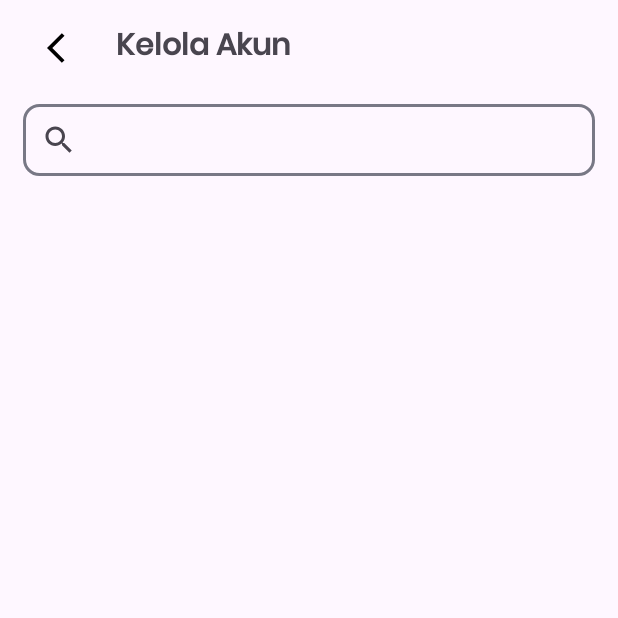
After one commit to Afaryn/AndroidProject_ImunisasiKu, an Android app: the KelolaAkun screen opened directly, with no data from a screen before it, on a phone screen of 412 x 824 dp, the top half of it. The commit adds this screen. Run offline under Robolectric (Android 15) with nearby library versions, the phone set to English and light mode, and no system bars.

Commit message:
UI admin Kelola akun

```diff
--- a/app/src/main/AndroidManifest.xml
+++ b/app/src/main/AndroidManifest.xml
@@ -12,6 +12,9 @@
         android:supportsRtl="true"
         android:theme="@style/Theme.ImunisasiKu"
         tools:targetApi="31">
+        <activity
+            android:name=".admin.ui.KelolaAkun"
+            android:exported="false" />
         <activity
             android:name=".admin.ui.TambahImunisasi"
             android:exported="false" />
@@ -29,7 +32,7 @@
         </activity>
         <activity
             android:name=".MainActivity"
-            android:exported="true"></activity>
+            android:exported="true" />
     </application>
 
 </manifest>
--- a/app/src/main/java/com/afaryn/imunisasiku/admin/ui/HomeAdminActivity.kt
+++ b/app/src/main/java/com/afaryn/imunisasiku/admin/ui/HomeAdminActivity.kt
@@ -13,10 +13,16 @@ class HomeAdminActivity : AppCompatActivity() {
         setContentView(binding.root)
 
         binding.CvImunisasi.setOnClickListener{moveToImunization()}
+        binding.CvAkun.setOnClickListener{moveToKelAkun()}
     }
 
     private fun moveToImunization(){
         val intent = Intent(this,KelolaImunisasi::class.java)
         startActivity(intent)
     }
+
+    private fun moveToKelAkun(){
+        val intent = Intent(this, KelolaAkun::class.java)
+        startActivity(intent)
+    }
 }
--- /dev/null
+++ b/app/src/main/java/com/afaryn/imunisasiku/admin/ui/KelolaAkun.kt
@@ -0,0 +1,25 @@
+@file:Suppress("DEPRECATION")
+
+package com.afaryn.imunisasiku.admin.ui
+
+import androidx.appcompat.app.AppCompatActivity
+import android.os.Bundle
+import com.afaryn.imunisasiku.R
+import com.afaryn.imunisasiku.databinding.ActivityKelolaAkunBinding
+
+class KelolaAkun : AppCompatActivity() {
+
+    private lateinit var binding:ActivityKelolaAkunBinding
+    override fun onCreate(savedInstanceState: Bundle?) {
+        super.onCreate(savedInstanceState)
+        binding=ActivityKelolaAkunBinding.inflate(layoutInflater)
+        setContentView(binding.root)
+
+        toolbar()
+    }
+
+    private fun toolbar(){
+        binding.include.tvToolbar.text="Kelola Akun"
+        binding.include.btnBack.setOnClickListener{onBackPressed()}
+    }
+}
--- a/app/src/main/res/drawable/bg_circle_grey.xml
+++ b/app/src/main/res/drawable/bg_circle_grey.xml
@@ -1,5 +1,5 @@
 <?xml version="1.0" encoding="utf-8"?>
 <shape xmlns:android="http://schemas.android.com/apk/res/android">
-    <solid android:color="#EEEEEE" /> <!-- Warna latar belakang lingkaran (putih dalam contoh ini) -->
+    <solid android:color="#D3D1D1" /> <!-- Warna latar belakang lingkaran (putih dalam contoh ini) -->
     <corners android:radius="100dp" /> <!-- Radius sudut setengah dari lebar ImageView untuk membuat lingkaran -->
 </shape>
--- /dev/null
+++ b/app/src/main/res/layout/activity_kelola_akun.xml
@@ -0,0 +1,38 @@
+<?xml version="1.0" encoding="utf-8"?>
+<androidx.constraintlayout.widget.ConstraintLayout xmlns:android="http://schemas.android.com/apk/res/android"
+    xmlns:app="http://schemas.android.com/apk/res-auto"
+    xmlns:tools="http://schemas.android.com/tools"
+    android:layout_width="match_parent"
+    android:layout_height="match_parent"
+    tools:context=".admin.ui.KelolaAkun">
+
+    <include
+        android:id="@+id/include"
+        layout="@layout/toolbar" />
+
+    <androidx.appcompat.widget.SearchView
+        android:id="@+id/searchView"
+        android:layout_width="match_parent"
+        android:layout_height="wrap_content"
+        android:layout_marginTop="5dp"
+        android:layout_marginHorizontal="15dp"
+        android:background="@drawable/bg_outline_grey"
+        app:closeIcon="@drawable/vector_baseline_close"
+        app:layout_constraintEnd_toEndOf="parent"
+        app:layout_constraintStart_toStartOf="parent"
+        app:layout_constraintTop_toBottomOf="@+id/include"
+        app:queryHint="Cari nama imunisasi"
+        app:searchHintIcon="@null" />
+
+    <androidx.recyclerview.widget.RecyclerView
+        android:layout_width="match_parent"
+        android:layout_height="wrap_content"
+        app:layout_constraintEnd_toEndOf="parent"
+        app:layout_constraintStart_toStartOf="parent"
+        app:layout_constraintTop_toBottomOf="@+id/searchView"
+        android:layout_marginTop="15dp"
+        android:layout_marginHorizontal="20dp"
+        tools:listitem="@layout/item_kelola_akun"
+        android:foregroundGravity="center"/>
+
+</androidx.constraintlayout.widget.ConstraintLayout>
```
